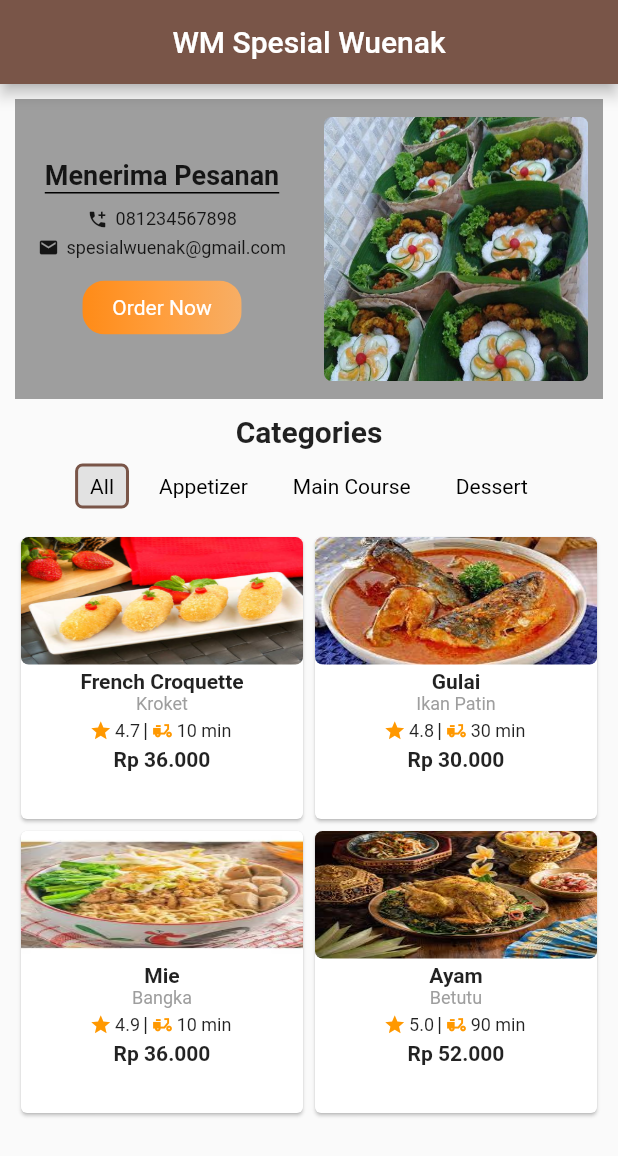
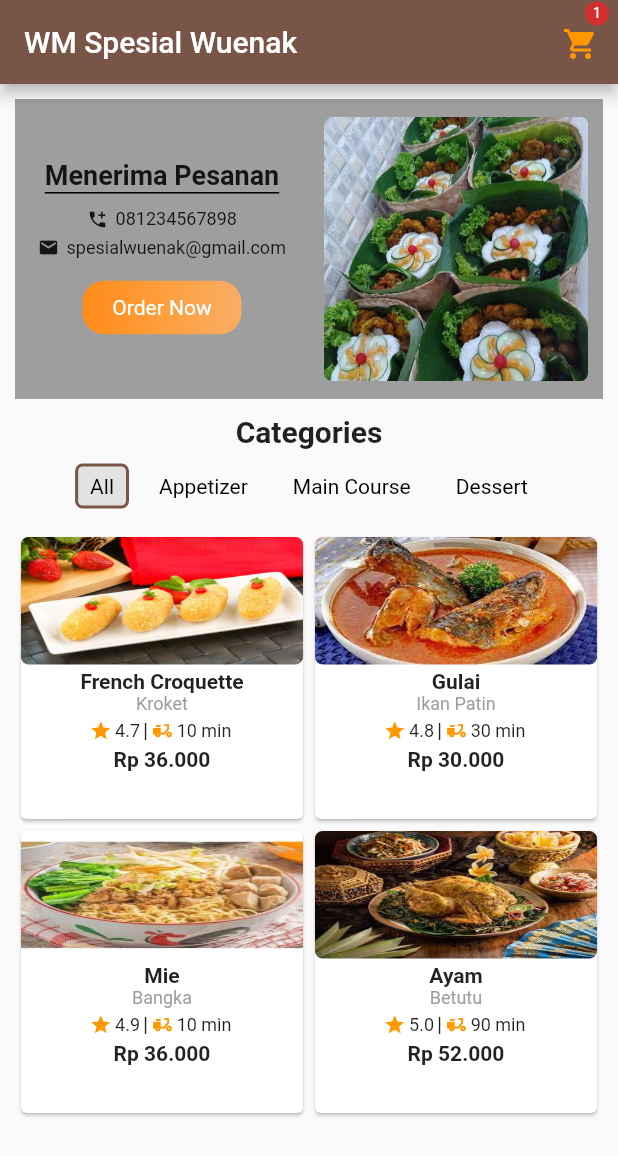
Before and after one commit to dewaasmara589/Belajar-Flutter, a Flutter app: the screen it shows after launch, on a phone screen of 412 x 824 dp. Shown: the top 1156 px of the screen. Run offline on Flutter 3.47's test engine with Material 2 defaults, Android fonts, the phone set to English and light mode, and no system bars.

```diff
--- a/submission_flutter_pemula_dicoding/lib/main.dart
+++ b/submission_flutter_pemula_dicoding/lib/main.dart
@@ -2,6 +2,7 @@ import 'package:flutter/material.dart';
 import "package:intl/intl.dart";
 import 'package:submission_flutter_pemula_dicoding/data.dart';
 import 'package:submission_flutter_pemula_dicoding/dataModel.dart';
+import 'package:submission_flutter_pemula_dicoding/myOrder.dart';
 import 'package:submission_flutter_pemula_dicoding/orderNow.dart';
 import 'package:submission_flutter_pemula_dicoding/detail.dart';
 
@@ -27,9 +28,31 @@ class MainScreen extends StatelessWidget {
   Widget build(BuildContext context) {
     return Scaffold(
       appBar: AppBar(
-        centerTitle: true,
         backgroundColor: Colors.brown,
         title: const Text('WM Spesial Wuenak'),
+        actions: [
+          Padding(
+              padding: EdgeInsets.fromLTRB(0, 5, 10, 0),
+              child: Visibility(
+                child: Badge(
+                  alignment: AlignmentDirectional.topEnd,
+                  label: Text('1'),
+                  child: Container(
+                    padding: const EdgeInsets.all(0.0),
+                    width: 30.0,
+                    child: IconButton(
+                        padding: EdgeInsets.zero,
+                        icon: const Icon(Icons.shopping_cart, color: Colors.orange,),
+                        onPressed: () {
+                          Navigator.push(context, MaterialPageRoute(builder: (context) => myOrder()));
+                        }
+                    ),
+                  ),
+                ),
+                // visible: jumlahOrder > 0 ? true : false,
+              )
+          )
+        ],
       ),
       body: Column(
         children: <Widget> [
--- a/submission_flutter_pemula_dicoding/pubspec.yaml
+++ b/submission_flutter_pemula_dicoding/pubspec.yaml
@@ -36,6 +36,7 @@ dependencies:
   # Use with the CupertinoIcons class for iOS style icons.
   cupertino_icons: ^1.0.2
   intl: ^0.18.1
+  badges: ^2.0.2
 
 dev_dependencies:
   flutter_test:
```
Also changed, not shown: submission_flutter_pemula_dicoding/lib/detail.dart (+11 -2 lines), submission_flutter_pemula_dicoding/lib/myOrder.dart (added, +58 -0 lines), submission_flutter_pemula_dicoding/lib/orderNow.dart (+17 -0 lines), submission_flutter_pemula_dicoding/pubspec.lock.
